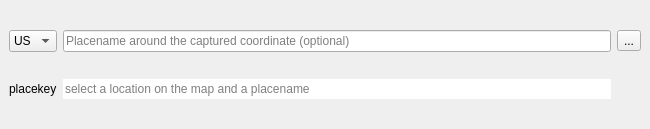
Qt form placekey_dockwidget_base.ui (riccardoklinger/placekey) before a commit.
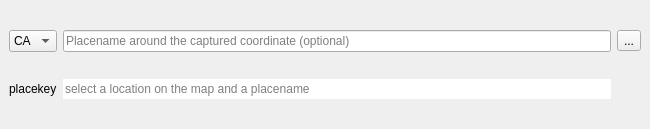
The same form after that commit. Icons and pictures are not drawn.

Commit message: adds support for Canada

```diff
--- a/placekey_dockwidget_base.ui
+++ b/placekey_dockwidget_base.ui
@@ -54,7 +54,7 @@
      <widget class="QComboBox" name="comboBox">
       <item>
        <property name="text">
-        <string>US</string>
+        <string>CA</string>
        </property>
       </item>
       <item>
```
Left out of the diff: 5 changed lines with no effect on the pictures. The commit also changes 2 other files.
